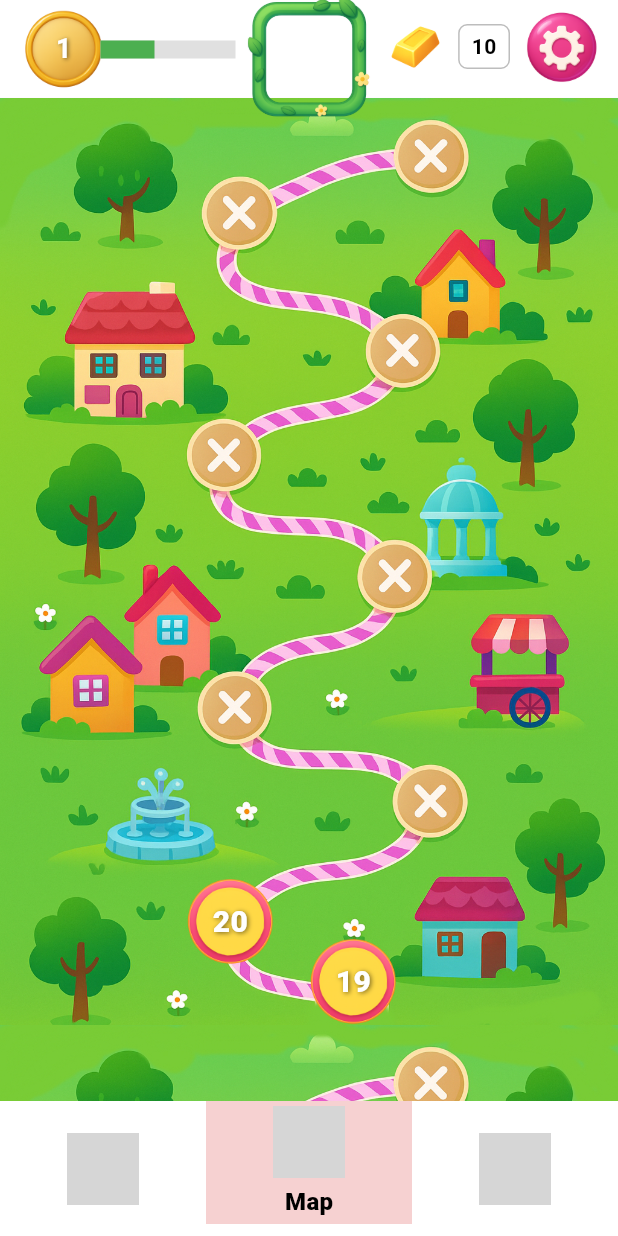
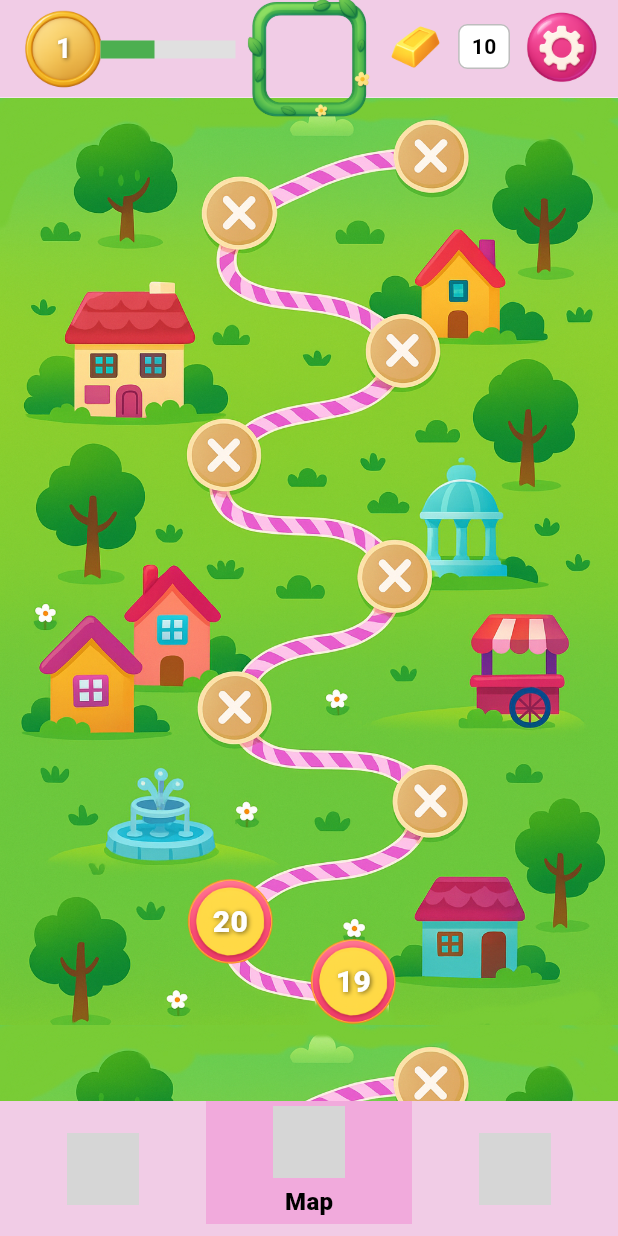
Before and after one commit to RieckA2306/slide_escape, a Flutter app: the screen it shows after launch, on a phone screen of 412 x 824 dp. Run offline on Flutter 3.47's test engine with Material 3 defaults, Android fonts, the light colour scheme and no system bars; grey boxes are pictures that could not be loaded.

Commit message:
Color Header, footer

```diff
--- a/lib/features/level_map/level_map_screen.dart
+++ b/lib/features/level_map/level_map_screen.dart
@@ -49,7 +49,7 @@ class _LevelMapScreenState extends State<LevelMapScreen> {
           pinned: true,
           expandedHeight: 65,
           collapsedHeight: 65,
-          backgroundColor: Colors.white,
+          backgroundColor: const Color(0xFFF1CCE6),
           flexibleSpace: SafeArea(
             child: Stack(
               clipBehavior: Clip.none,
--- a/lib/widgets/app_footer.dart
+++ b/lib/widgets/app_footer.dart
@@ -15,8 +15,8 @@ class AppFooter extends StatelessWidget {
     super.key,
     required this.activeTab,
     required this.onTabSelected,
-    this.backgroundColor = const Color(0xFFFFFFFF),      // Weiß standard
-    this.activeBackgroundColor = const Color(0xFFF6D1D1) // Rot standard
+    this.backgroundColor = const Color(0xFFF1CCE6),      // Weiß  #F7B4E3
+    this.activeBackgroundColor = const Color(0xFFF1AADC) // Rot standard
   });
 
   @override
@@ -48,6 +48,7 @@ class AppFooter extends StatelessWidget {
           margin: EdgeInsets.only(bottom: isActive ? 8 : 0),
           decoration: BoxDecoration(
             color: isActive ? activeBackgroundColor : backgroundColor,
+            borderRadius: BorderRadius.circular(0),
           ),
           child: Column(
             mainAxisAlignment: MainAxisAlignment.center,
```
